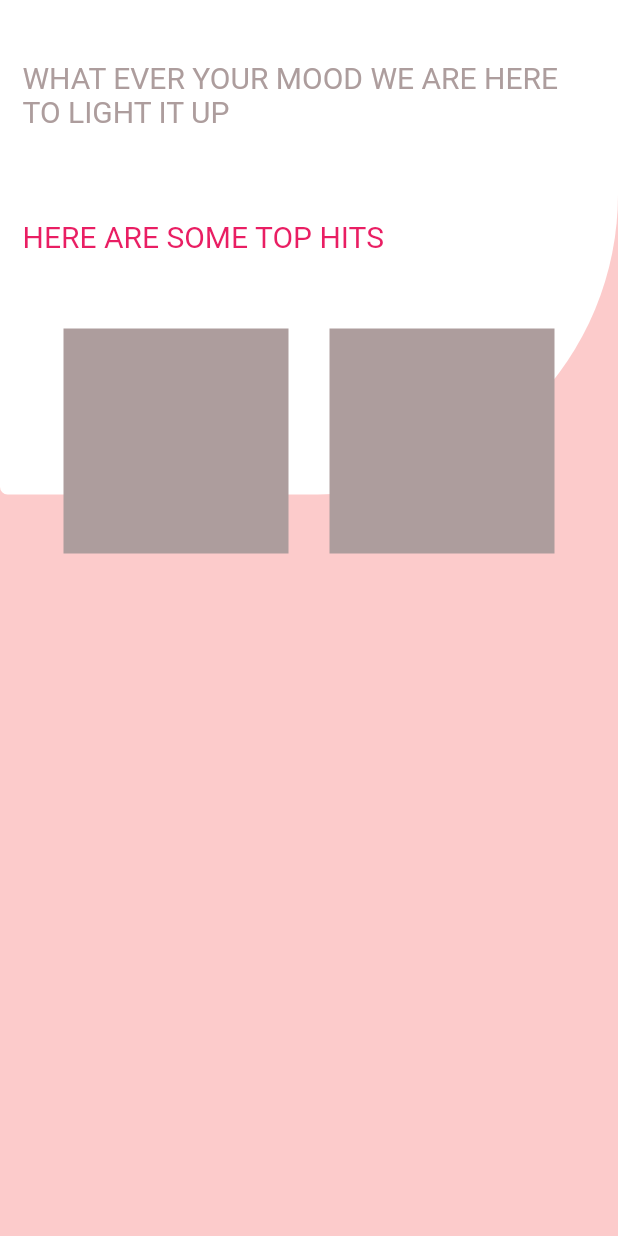
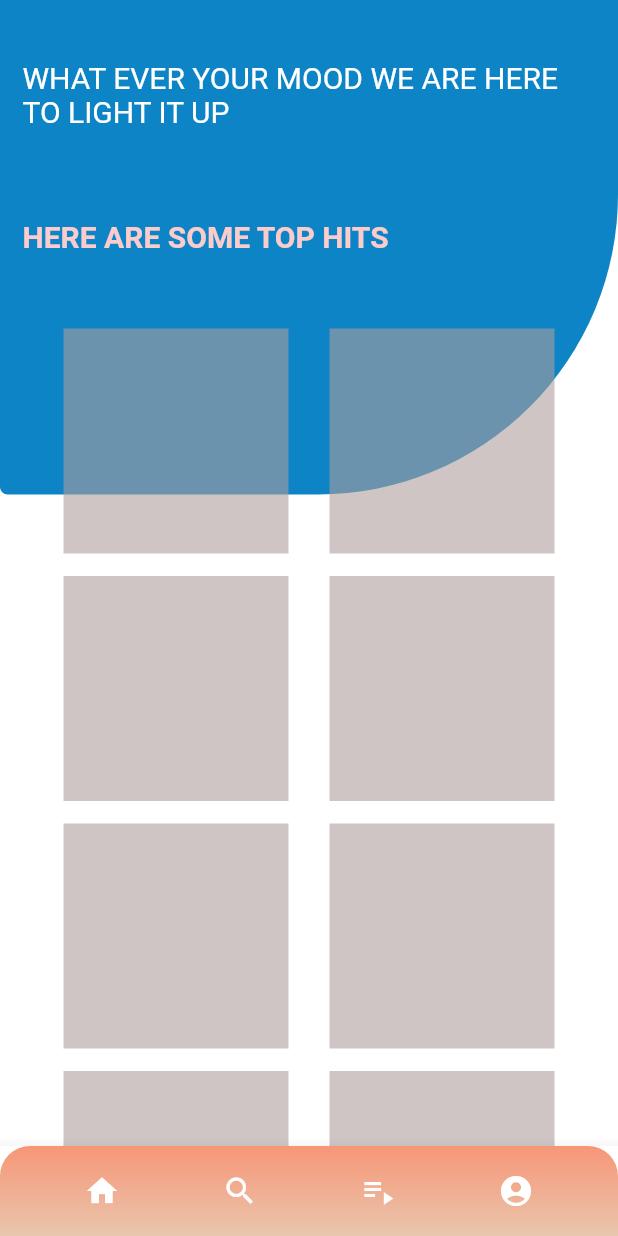
Before and after one commit to Asra2000/MUSE, a Flutter app: the PlayerScreen screen opened by its route, after a tap on the "home" icon, on a phone screen of 412 x 824 dp. Run offline on Flutter 3.47's test engine with Material 2 defaults, Android fonts, the phone set to English and light mode, and no system bars; missing offline and left inert: flare_splash_screen, flutter_radio, music_player.

Commit message:
add UI changes

```diff
--- a/lib/main.dart
+++ b/lib/main.dart
@@ -10,6 +10,9 @@ class MyApp extends StatelessWidget {
   @override
   Widget build(BuildContext context) {
     return MaterialApp(
+      theme: ThemeData(
+        canvasColor: Colors.transparent
+      ),
       title: 'Flare Welcome',
       debugShowCheckedModeBanner: true,
       home: Stack(
--- a/lib/screens/home_screen.dart
+++ b/lib/screens/home_screen.dart
@@ -3,12 +3,13 @@ import 'package:flutter/material.dart';
 import '../services/constants.dart';
 import 'player_screen.dart';
 import '../services/networking.dart';
+import '../services/bottomNavBar.dart';
 
 class HomeScreen extends StatelessWidget {
   @override
   Widget build(BuildContext context) {
     return Scaffold(
-      backgroundColor: lightPinkColor,
+      backgroundColor: Colors.white,
       body: SafeArea(
         child: SingleChildScrollView(
           child: Stack(
@@ -17,7 +18,7 @@ class HomeScreen extends StatelessWidget {
                 width: MediaQuery.of(context).size.width,
                 height: MediaQuery.of(context).size.height * 0.4,
                 decoration: BoxDecoration(
-                  color: Colors.white,
+                  color: deepBlue,
                   borderRadius: BorderRadius.only(
                       bottomRight: Radius.circular(200.0),
                       bottomLeft: Radius.circular(5.0)),
@@ -31,18 +32,42 @@ class HomeScreen extends StatelessWidget {
                   children: [
                     Text(
                       "WHAT EVER YOUR MOOD WE ARE HERE TO LIGHT IT UP",
-                      style: TextStyle(color: blackPink, fontSize: 20.0),
+                      style: TextStyle(color: Colors.white, fontSize: 20.0),
                     ),
                     SizedBox(
                       height: 60.0,
                     ),
                     Text(
                       "HERE ARE SOME TOP HITS",
-                      style: TextStyle(color: Colors.pink, fontSize: 20.0),
+                      style: TextStyle(color: lightPinkColor, fontSize: 20.0, fontWeight: FontWeight.bold),
                     ),
                     SizedBox(
                       height: 50.0,
                     ),
+                    Row(
+                      mainAxisAlignment: MainAxisAlignment.spaceEvenly,
+                      children: [
+                        SongCards(id: "99476756",),
+                        SongCards(id: "99502558",),
+                      ],
+                    ),
+                    SizedBox(height: 15.0,),
+                    Row(
+                      mainAxisAlignment: MainAxisAlignment.spaceEvenly,
+                      children: [
+                        SongCards(id: "99476756",),
+                        SongCards(id: "99502558",),
+                      ],
+                    ),
+                    SizedBox(height: 15.0,),
+                    Row(
+                      mainAxisAlignment: MainAxisAlignment.spaceEvenly,
+                      children: [
+                        SongCards(id: "99476756",),
+                        SongCards(id: "99502558",),
+                      ],
+                    ),
+                    SizedBox(height: 15.0,),
                     Row(
                       mainAxisAlignment: MainAxisAlignment.spaceEvenly,
                       children: [
@@ -56,6 +81,9 @@ class HomeScreen extends StatelessWidget {
             ],
           ),
         ),
+      ),
+      bottomNavigationBar: BottomAppBar(
+        child: CustomBottomNavBar(),
       ),
     );
   }
@@ -71,7 +99,7 @@ class SongCards extends StatelessWidget {
       child: Container(
         width: 150.0,
         height: 150.0,
-        color: blackPink,
+        color: blackPink.withAlpha(150),
       ),
       onTap: () async {
         NetworkHelper net = NetworkHelper();
--- a/lib/screens/search_screen.dart
+++ b/lib/screens/search_screen.dart
@@ -194,7 +194,7 @@ class _SearchScreenState extends State<SearchScreen> {
         ),
       ),
       bottomNavigationBar: BottomAppBar(
-        child: CustomBottomNavBar(),
+        child: CustomBottomNavBar(backColor: lightPinkColor,),
       ),
     );
   }
--- a/lib/services/bottomNavBar.dart
+++ b/lib/services/bottomNavBar.dart
@@ -2,6 +2,8 @@ import 'package:flutter/material.dart';
 import '../services/constants.dart';
 
 class CustomBottomNavBar extends StatelessWidget {
+  final Color backColor;
+  CustomBottomNavBar({this.backColor = Colors.white});
   @override
   Widget build(BuildContext context) {
     return SizedBox(
@@ -10,11 +12,12 @@ class CustomBottomNavBar extends StatelessWidget {
         children: [
           Positioned(
             bottom: 0,
+            child: ClipRRect(
+              borderRadius: BorderRadius.only(topRight: Radius.circular(20.0), topLeft:Radius.circular(20.0)),
               child: Container(
                 height: 60,
                 width: MediaQuery.of(context).size.width,
                 decoration: BoxDecoration(
-                  borderRadius: BorderRadius.only(topRight: Radius.circular(20.0), topLeft:Radius.circular(20.0)),
                     gradient: LinearGradient(
                       begin: Alignment.topCenter,
                       end: Alignment.bottomCenter,
@@ -34,6 +37,7 @@ class CustomBottomNavBar extends StatelessWidget {
                 ),
               ),
             ),
+          ),
         ],
       ),
     );
--- a/lib/services/networking.dart
+++ b/lib/services/networking.dart
@@ -29,6 +29,7 @@ class NetworkHelper{
     if (response.statusCode == 200){
       String data = response.body;
       Map decodedData = jsonDecode(data);
+      print(decodedData);
       return decodedData;
     }
     else
```
Lines whose indentation alone changed are shown as unchanged.
